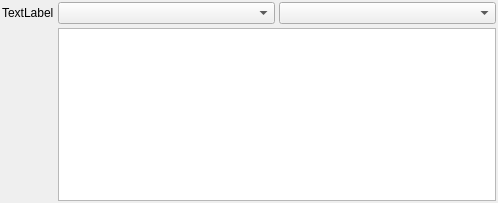
Before: the Qt Designer form Source/DREAM3DWidgetsLib/FilterParameterWidgets/UI_Files/ComparisonSelectionWidget.ui in BlueQuartzSoftware/DREAM3D, drawn with Qt 5.
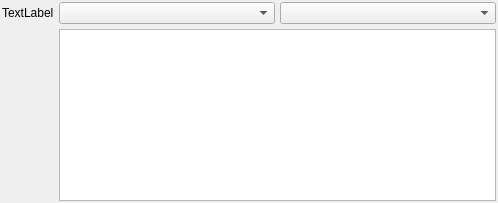
After: the same form once the commit is applied. Icons and pictures are not drawn.

The edit to the form file:
```diff
--- a/Source/DREAM3DWidgetsLib/FilterParameterWidgets/UI_Files/ComparisonSelectionWidget.ui
+++ b/Source/DREAM3DWidgetsLib/FilterParameterWidgets/UI_Files/ComparisonSelectionWidget.ui
@@ -24,7 +24,7 @@
     <number>2</number>
    </property>
    <property name="spacing">
-    <number>4</number>
+    <number>5</number>
    </property>
    <item row="1" column="0">
     <layout class="QVBoxLayout" name="verticalLayout" stretch="0,0,0">
```
Left out of the diff: 11 changed lines with no effect on the pictures.
